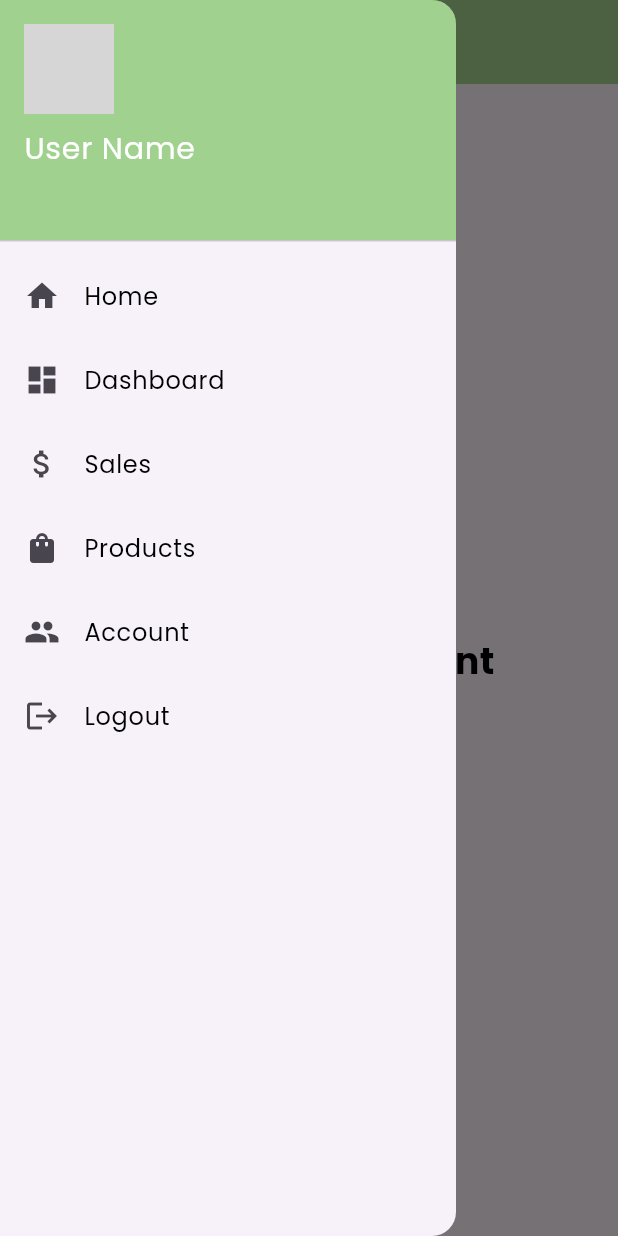
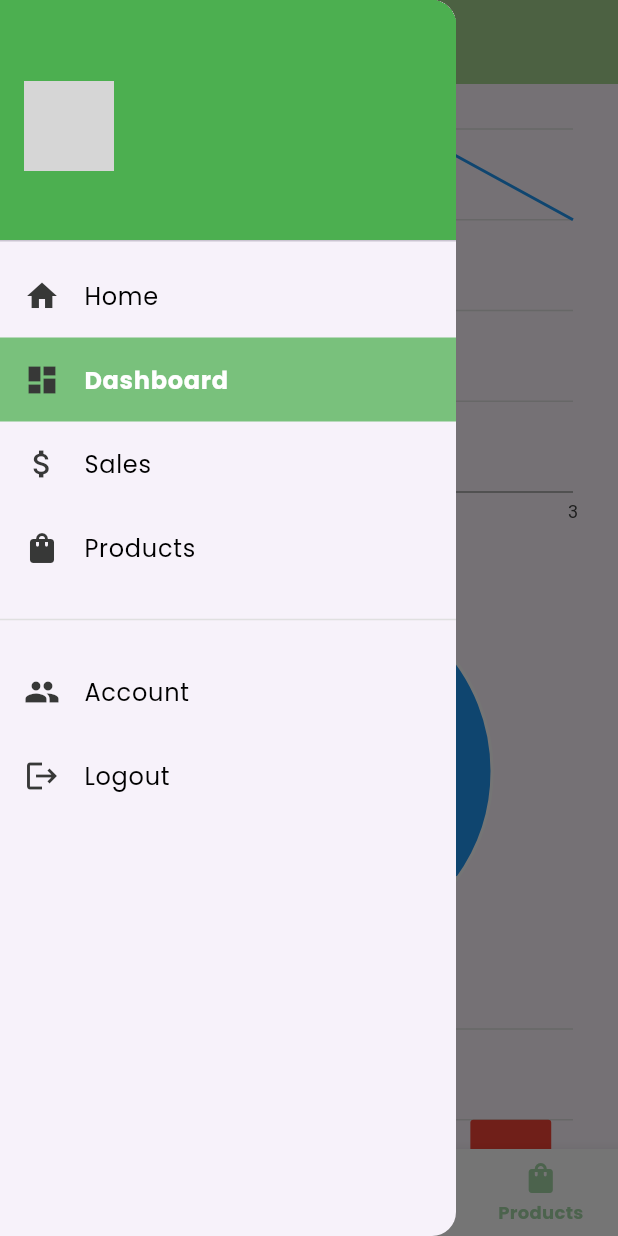
Before and after one commit to joyreyesdimaculangan/pos_project, a Flutter app: the DashboardScreen screen opened by its route, with the side drawer open, on a phone screen of 412 x 824 dp. Run offline on Flutter 3.47's test engine with Material 3 defaults, Android fonts, the light colour scheme and no system bars; our stand-ins replace charts_flutter, google_fonts, shared_preferences; accounts and stored records are empty; grey boxes are pictures that could not be loaded.

Commit message:
Recent commit

```diff
--- a/lib/main.dart
+++ b/lib/main.dart
@@ -21,7 +21,7 @@ class MyApp extends StatelessWidget {
   static const String introRoute = '/intro';
   static const String loginRoute = '/login';
   static const String registerRoute = '/register';
-  static const String mainRoute = '/main';
+  static const String homeRoute = '/home';
   static const String dashboardRoute = '/dashboard';
   static const String salesRoute = '/sales';
   static const String productsRoute = '/products';
@@ -41,7 +41,7 @@ class MyApp extends StatelessWidget {
         introRoute: (context) => IntroScreen(),
         loginRoute: (context) => const LoginScreen(),
         registerRoute: (context) => const RegisterScreen(),
-        mainRoute: (context) => const HomeScreen(),
+        homeRoute: (context) => const HomeScreen(),
         dashboardRoute: (context) => DashboardScreen(),
         salesRoute: (context) => SalesScreen(),
         productsRoute: (context) => ProductsScreen(
--- /dev/null
+++ b/lib/navigations/bottom_bars.dart
@@ -0,0 +1,82 @@
+import 'package:flutter/material.dart';
+
+class MyBottomNavigationBar extends StatefulWidget {
+  final String currentRoute;
+
+  const MyBottomNavigationBar({Key? key, required this.currentRoute}) : super(key: key);
+
+  @override
+  _MyBottomNavigationBarState createState() => _MyBottomNavigationBarState();
+}
+
+class _MyBottomNavigationBarState extends State<MyBottomNavigationBar> {
+  final Map<int, String> _routeMap = {
+    0: '/home',
+    1: '/dashboard',
+    2: '/sales',
+    3: '/products',
+  };
+
+  int _selectedIndex = 0;
+
+  @override
+  void didChangeDependencies() {
+    super.didChangeDependencies();
+    _selectedIndex = _routeMap.entries
+        .firstWhere((entry) => entry.value == widget.currentRoute, orElse: () => MapEntry(0, '/home'))
+        .key;
+  }
+
+  void _onItemTapped(int index) {
+    setState(() {
+      _selectedIndex = index;
+    });
+
+    String routeName = _routeMap[index]!;
+    Navigator.pushNamedAndRemoveUntil(
+      context,
+      routeName,
+      (Route<dynamic> route) => false,
+    );
+  }
+
+  @override
+  Widget build(BuildContext context) {
+    return BottomNavigationBar(
+      type: BottomNavigationBarType.fixed,
+      backgroundColor: Colors.white,
+      currentIndex: _selectedIndex,
+      onTap: _onItemTapped,
+      selectedItemColor: Colors.green,
+      unselectedItemColor: Colors.green.withOpacity(0.5),
+      selectedLabelStyle: TextStyle(
+        fontSize: 14,
+        fontWeight: FontWeight.bold,
+        color: Colors.green,
+      ),
+      unselectedLabelStyle: TextStyle(
+        fontSize: 12,
+        fontWeight: FontWeight.bold,
+        color: const Color.fromARGB(255, 173, 196, 173).withOpacity(0.6),
+      ),
+      items: const <BottomNavigationBarItem>[
+        BottomNavigationBarItem(
+          icon: Icon(Icons.home, size: 24),
+          label: 'Home',
+        ),
+        BottomNavigationBarItem(
+          icon: Icon(Icons.dashboard, size: 24),
+          label: 'Dashboard',
+        ),
+        BottomNavigationBarItem(
+          icon: Icon(Icons.attach_money, size: 24),
+          label: 'Sales',
+        ),
+        BottomNavigationBarItem(
+          icon: Icon(Icons.shopping_bag, size: 24),
+          label: 'Products',
+        ),
+      ],
+    );
+  }
+}
--- /dev/null
+++ b/lib/navigations/custom_drawer.dart
@@ -0,0 +1,139 @@
+import 'package:flutter/material.dart';
+import 'package:google_fonts/google_fonts.dart';
+import 'package:shared_preferences/shared_preferences.dart';
+
+class CustomDrawer extends StatefulWidget {
+  final String currentRoute;
+  final ValueChanged<String> onRouteChanged;
+
+  const CustomDrawer({
+    Key? key,
+    required this.currentRoute,
+    required this.onRouteChanged,
+  }) : super(key: key);
+
+  @override
+  _CustomDrawerState createState() => _CustomDrawerState();
+}
+
+class _CustomDrawerState extends State<CustomDrawer> {
+  String userName = 'Default User';
+  String avatarUrl = 'assets/default_avatar.png';
+
+  @override
+  void initState() {
+    super.initState();
+    _fetchUserDetails();
+  }
+
+  Future<void> _fetchUserDetails() async {
+    final prefs = await SharedPreferences.getInstance();
+    setState(() {
+      userName = prefs.getString('name') ?? 'Default User';
+      avatarUrl = prefs.getString('avatarUrl') ?? 'assets/default_avatar.png';
+    });
+  }
+
+  @override
+  Widget build(BuildContext context) {
+    return Drawer(
+      child: ListView(
+        padding: EdgeInsets.zero,
+        children: <Widget>[
+          DrawerHeader(
+            decoration: BoxDecoration(
+              color: Colors.green,
+            ),
+            child: Row(
+              children: <Widget>[
+                CircleAvatar(
+                  backgroundImage: avatarUrl.startsWith('http')
+                      ? NetworkImage(avatarUrl)
+                      : AssetImage(avatarUrl) as ImageProvider,
+                  radius: 30,
+                ),
+                SizedBox(width: 16),
+                Expanded(
+                  child: Text(
+                    userName,
+                    style: GoogleFonts.poppins(
+                      textStyle: TextStyle(
+                        fontSize: 20,
+                        color: Colors.white,
+                      ),
+                    ),
+                    overflow: TextOverflow.ellipsis,
+                  ),
+                ),
+              ],
+            ),
+          ),
+          _buildDrawerItem(
+            icon: Icons.home,
+            text: 'Home',
+            routeName: '/home',
+            context: context,
+          ),
+          _buildDrawerItem(
+            icon: Icons.dashboard,
+            text: 'Dashboard',
+            routeName: '/dashboard',
+            context: context,
+          ),
+          _buildDrawerItem(
+            icon: Icons.attach_money,
+            text: 'Sales',
+            routeName: '/sales',
+            context: context,
+          ),
+          _buildDrawerItem(
+            icon: Icons.shopping_bag,
+            text: 'Products',
+            routeName: '/products',
+            context: context,
+          ),
+          Divider(height: 40, color: Colors.grey[300]),
+          _buildDrawerItem(
+            icon: Icons.people,
+            text: 'Account',
+            routeName: '/account',
+            context: context,
+          ),
+          _buildDrawerItem(
+            icon: Icons.logout,
+            text: 'Logout',
+            routeName: '/logout',
+            context: context,
+          ),
+        ],
+      ),
+    );
+  }
+
+  Widget _buildDrawerItem({
+    required IconData icon,
+    required String text,
+    required String routeName,
+    required BuildContext context,
+  }) {
+    final bool isActive = widget.currentRoute == routeName;
+
+    return ListTile(
+      leading: Icon(icon, color: Color.fromARGB(255, 55, 56, 55)),
+      title: Text(
+        text,
+        style: GoogleFonts.poppins(
+          textStyle: TextStyle(
+            color: isActive ? Colors.white : Colors.black,
+            fontWeight: isActive ? FontWeight.bold : FontWeight.normal,
+          ),
+        ),
+      ),
+      tileColor: isActive ? const Color.fromARGB(188, 76, 175, 79) : null,
+      onTap: () {
+        widget.onRouteChanged(routeName);
+        Navigator.pushReplacementNamed(context, routeName);
+      },
+    );
+  }
+}
--- a/lib/screens/account.dart
+++ b/lib/screens/account.dart
@@ -145,7 +145,7 @@ void _saveChanges() async {
     );
 
     // Navigate to the home screen and clear the navigation stack
-    Navigator.pushReplacementNamed(context, '/main');
+    Navigator.pushReplacementNamed(context, '/home');
   }
 }
 
--- a/lib/screens/dashboard.dart
+++ b/lib/screens/dashboard.dart
@@ -1,10 +1,55 @@
 import 'package:flutter/material.dart';
 import 'package:google_fonts/google_fonts.dart';
-import 'home.dart'; // Import your HomeScreen
-import 'sales.dart'; // Import other screens as needed
-import 'products.dart'; // Import other screens as needed
-import 'account.dart'; // Import other screens as needed
+import 'package:charts_flutter/flutter.dart' as charts;
+import '../navigations/bottom_bars.dart';
+import '../navigations/custom_drawer.dart';
 
+class MyLineChart extends StatelessWidget {
+  final List<charts.Series<LinearSales, int>> seriesList;
+  final bool animate;
+
+  MyLineChart(this.seriesList, {this.animate = true}); // Default value for animate
+
+  @override
+  Widget build(BuildContext context) {
+    return charts.LineChart(
+      seriesList,
+      animate: animate,
+    );
+  }
+}
+
+// Pie Chart Widget
+class MyPieChart extends StatelessWidget {
+  final List<charts.Series<PieSegment, String>> seriesList;
+  final bool animate;
+
+  MyPieChart(this.seriesList, {this.animate = true}); // Default value for animate
+
+  @override
+  Widget build(BuildContext context) {
+    return charts.PieChart(
+      seriesList,
+      animate: animate,
+    );
+  }
+}
+
+// Bar Chart Widget
+class MyBarChart extends StatelessWidget {
+  final List<charts.Series<BarSales, String>> seriesList;
+  final bool animate;
+
+  MyBarChart(this.seriesList, {this.animate = true}); // Default value for animate
+
+  @override
+  Widget build(BuildContext context) {
+    return charts.BarChart(
+      seriesList,
+      animate: animate,
+    );
+  }
+}
 
 class DashboardScreen extends StatelessWidget {
   const DashboardScreen({Key? key}) : super(key: key);
@@ -16,103 +61,120 @@ class DashboardScreen extends StatelessWidget {
         title: const Text('Dashboard'),
         backgroundColor: Color.fromRGBO(84, 179, 44, 0.525),
       ),
-      drawer: Drawer(
-        child: ListView(
-          padding: EdgeInsets.zero,
-          children: <Widget>[
-            DrawerHeader(
-              decoration: BoxDecoration(
-                color: Color.fromRGBO(84, 179, 44, 0.525),
+      drawer: CustomDrawer(
+        currentRoute: '/dashboard',
+        onRouteChanged: (route) {
+          Navigator.pushReplacementNamed(context, route);
+        },
+      ),
+      body: SingleChildScrollView(
+        child: Padding(
+          padding: const EdgeInsets.all(16.0),
+          child: Column(
+            crossAxisAlignment: CrossAxisAlignment.start,
+            children: [
+              Container(
+                height: 300,
+                padding: EdgeInsets.only(bottom: 16.0),
+                child: MyLineChart(_createSampleDataLine()),
               ),
-              child: Column(
-                crossAxisAlignment: CrossAxisAlignment.start,
-                children: <Widget>[
-                  CircleAvatar(
-                    backgroundImage: AssetImage('assets/default_avatar.png'),
-                    radius: 30,
-                  ),
-                  SizedBox(height: 8),
-                  Text(
-                    'User Name',
-                    style: GoogleFonts.poppins(
-                      textStyle: TextStyle(
-                        fontSize: 20,
-                        color: Colors.white,
-                      ),
-                    ),
-                  ),
-                ],
+              Container(
+                height: 300,
+                padding: EdgeInsets.only(bottom: 16.0),
+                child: MyPieChart(_createSampleDataPie()),
               ),
-            ),
-            ListTile(
-              title: Text(
-                'Home',
-                style: GoogleFonts.poppins(color: Colors.black),
+              Container(
+                height: 300,
+                padding: EdgeInsets.only(bottom: 16.0),
+                child: MyBarChart(_createSampleDataBar()),
               ),
-              leading: const Icon(Icons.home),
-              onTap: () {
-                Navigator.pushReplacementNamed(context, '/home');
-              },
-            ),
-            ListTile(
-              title: Text(
-                'Dashboard',
-                style: GoogleFonts.poppins(color: Colors.black),
-              ),
-              leading: const Icon(Icons.dashboard),
-              onTap: () {
-                Navigator.pushReplacementNamed(context, '/dashboard');
-              },
-            ),
-            ListTile(
-              title: Text(
-                'Sales',
-                style: GoogleFonts.poppins(color: Colors.black),
-              ),
-              leading: const Icon(Icons.attach_money),
-              onTap: () {
-                Navigator.pushReplacementNamed(context, '/sales');
-              },
-            ),
-            ListTile(
-              title: Text(
-                'Products',
-                style: GoogleFonts.poppins(color: Colors.black),
-              ),
-              leading: const Icon(Icons.shopping_bag),
-              onTap: () {
-                Navigator.pushReplacementNamed(context, '/products');
-              },
-            ),
-            ListTile(
-              title: Text(
-                'Account',
-                style: GoogleFonts.poppins(color: Colors.black),
-              ),
-              leading: const Icon(Icons.people),
-              onTap: () {
-                Navigator.pushReplacementNamed(context, '/account');
-              },
-            ),
-            ListTile(
-              title: Text(
-                'Logout',
-                style: GoogleFonts.poppins(color: Colors.black),
-              ),
-              leading: const Icon(Icons.logout),
-              onTap: () {
-                Navigator.pushReplacementNamed(context, '/login');
-              },
-            ),
-          ],
+            ],
+          ),
         ),
       ),
-      body: Center(
-        child: Text(
-          'Dashboard Content',
-          style: GoogleFonts.poppins(fontSize: 24, fontWeight: FontWeight.bold),
-        ),
-      ),
+      bottomNavigationBar: const MyBottomNavigationBar(currentRoute: '/dashboard',), // Add the bottom navigation bar here
     );
   }
+
+  // Sample data for Line Chart
+  static List<charts.Series<LinearSales, int>> _createSampleDataLine() {
+    final data = [
+      LinearSales(0, 5),
+      LinearSales(1, 25),
+      LinearSales(2, 100),
+      LinearSales(3, 75),
+    ];
+
+    return [
+      charts.Series<LinearSales, int>(
+        id: 'Sales',
+        colorFn: (_, __) => charts.MaterialPalette.blue.shadeDefault,
+        domainFn: (LinearSales sales, _) => sales.year,
+        measureFn: (LinearSales sales, _) => sales.sales,
+        data: data,
+      )
+    ];
+  }
+
+  // Sample data for Pie Chart
+  static List<charts.Series<PieSegment, String>> _createSampleDataPie() {
+    final data = [
+      PieSegment('A', 35),
+      PieSegment('B', 25),
+      PieSegment('C', 15),
+      PieSegment('D', 25),
+    ];
+
+    return [
+      charts.Series<PieSegment, String>(
+        id: 'Segments',
+        domainFn: (PieSegment segment, _) => segment.label,
+        measureFn: (PieSegment segment, _) => segment.value,
+        data: data,
+        labelAccessorFn: (PieSegment segment, _) => '${segment.label}: ${segment.value}',
+      )
+    ];
+  }
+
+  // Sample data for Bar Chart
+  static List<charts.Series<BarSales, String>> _createSampleDataBar() {
+    final data = [
+      BarSales('2014', 5),
+      BarSales('2015', 25),
+      BarSales('2016', 100),
+      BarSales('2017', 75),
+    ];
+
+    return [
+      charts.Series<BarSales, String>(
+        id: 'Sales',
+        colorFn: (_, __) => charts.MaterialPalette.red.shadeDefault,
+        domainFn: (BarSales sales, _) => sales.year,
+        measureFn: (BarSales sales, _) => sales.sales,
+        data: data,
+      )
+    ];
+  }
 }
+
+// Data models
+class LinearSales {
+  final int year;
+  final int sales;
+
+  LinearSales(this.year, this.sales);
+}
+
+class PieSegment {
+  final String label;
+  final int value;
+
+  PieSegment(this.label, this.value);
+}
+
+class BarSales {
+  final String year;
+  final int sales;
+
+  BarSales(this.year, this.sales);
+}
--- a/lib/screens/login.dart
+++ b/lib/screens/login.dart
@@ -47,7 +47,7 @@ class _LoginScreenState extends State<LoginScreen> {
 
     if ((input == storedUsername || input == storedEmail) && password == storedPassword) {
       // Navigate to main screen or perform other actions upon successful login
-      Navigator.pushReplacementNamed(context, MyApp.mainRoute);
+      Navigator.pushReplacementNamed(context, MyApp.homeRoute);
     } else {
       // Handle failed login attempt
       setState(() {
--- a/lib/screens/sales.dart
+++ b/lib/screens/sales.dart
@@ -1,4 +1,6 @@
 import 'package:flutter/material.dart';
+import '../navigations/bottom_bars.dart';
+import '../navigations/custom_drawer.dart';
 
 // Define a class to represent a sales transaction
 class SalesTransaction {
@@ -237,6 +239,12 @@ class _SalesScreenState extends State<SalesScreen> {
           ),
         ],
       ),
+      drawer: CustomDrawer(
+        currentRoute: '/sales',
+        onRouteChanged: (route) {
+          Navigator.pushReplacementNamed(context, route);
+        },
+      ),
       body: Center(
         child: SingleChildScrollView(
           scrollDirection: Axis.horizontal,
@@ -294,6 +302,7 @@ class _SalesScreenState extends State<SalesScreen> {
           ),
         ),
       ),
+      bottomNavigationBar: const MyBottomNavigationBar(currentRoute: '/sales',), // Add the bottom navigation bar here
     );
   }
 }
```
Also changed, not shown: lib/screens/home.dart (+19 -91 lines), lib/screens/products.dart (+33 -107 lines).
